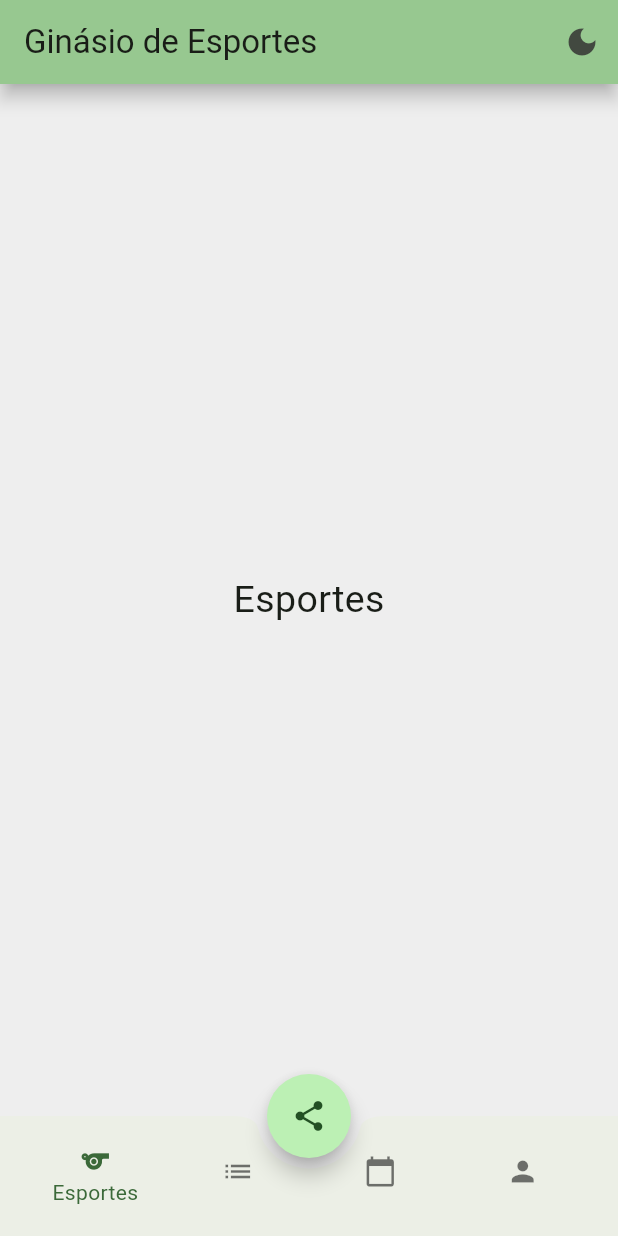
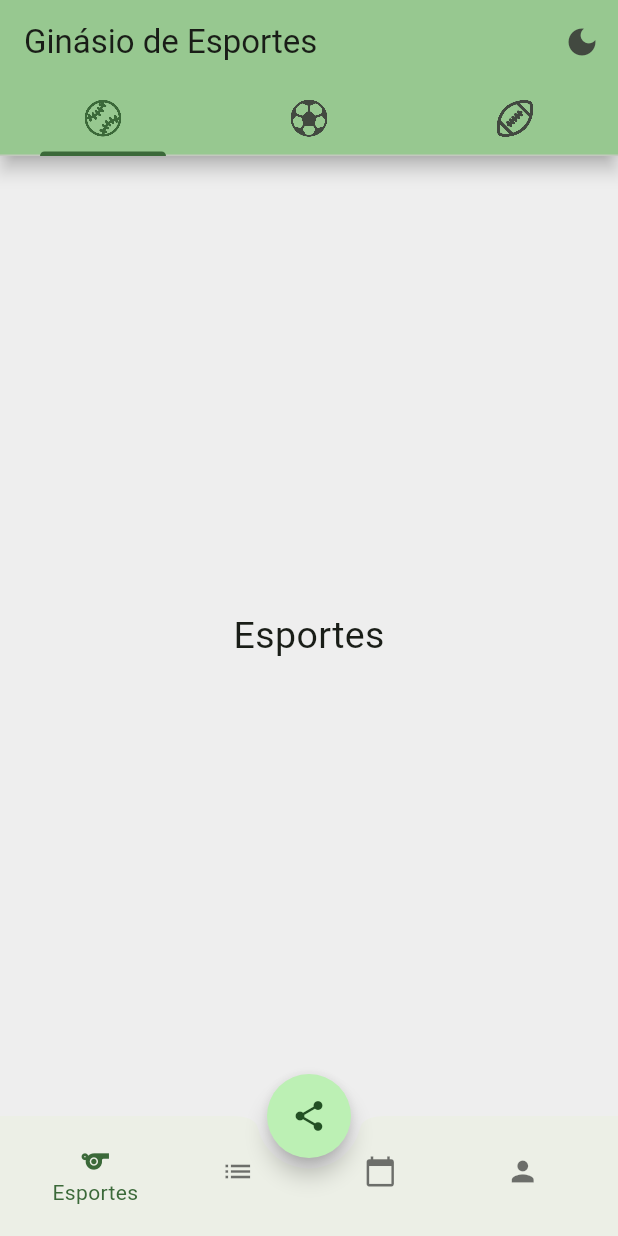
Before and after one commit to guirodriguezz/ProjetosFlutter, a Flutter app: the screen it shows after launch, on a phone screen of 412 x 824 dp. Run offline on Flutter 3.47's test engine with Material 3 defaults, Android fonts, the phone set to English and light mode, and no system bars.

Commit message:
Adicionando custom icons no projeto. Adicionando também TabBar.

```diff
--- /dev/null
+++ b/lib/resources/custom_icons.dart
@@ -0,0 +1,12 @@
+import 'package:flutter/widgets.dart';
+
+class CustomIcons {
+  CustomIcons._();
+
+  static const _kFontFam = 'CustomIcons';
+  static const String? _kFontPkg = null;
+
+  static const IconData baseball_ball = IconData(0xe800, fontFamily: _kFontFam, fontPackage: _kFontPkg);
+  static const IconData american_football = IconData(0xe801, fontFamily: _kFontFam, fontPackage: _kFontPkg);
+  static const IconData football = IconData(0xe802, fontFamily: _kFontFam, fontPackage: _kFontPkg);
+}
--- a/lib/sports_gym.dart
+++ b/lib/sports_gym.dart
@@ -1,4 +1,5 @@
 import 'package:flutter/material.dart';
+import 'package:ginasio_esportes_flutter/resources/custom_icons.dart';
 import 'package:ginasio_esportes_flutter/pages/calendar_page.dart';
 import 'package:ginasio_esportes_flutter/pages/profile_page.dart';
 import 'package:ginasio_esportes_flutter/pages/ranking_page.dart';
@@ -20,6 +21,11 @@ class SportsGym extends StatefulWidget {
 class _SportsGymState extends State<SportsGym> {
   final pageController = PageController();
   int currentPage = 0;
+  final tabs = const [
+    Tab(icon: Icon(CustomIcons.baseball_ball)),
+    Tab(icon: Icon(CustomIcons.football)),
+    Tab(icon: Icon(CustomIcons.american_football)),
+  ];
 
   void onItemPressed(int page) {
     pageController.jumpToPage(page);
@@ -38,7 +44,9 @@ class _SportsGymState extends State<SportsGym> {
   Widget build(BuildContext context) {
     final theme = Theme.of(context);
 
-    return Scaffold(
+    return DefaultTabController(
+      length: tabs.length,
+      child: Scaffold(
         appBar: AppBar(
           backgroundColor: theme.colorScheme.inversePrimary,
           elevation: 5,
@@ -54,6 +62,12 @@ class _SportsGymState extends State<SportsGym> {
               ),
             ),
           ],
+          bottom: currentPage == 0
+              ? TabBar(
+                  tabs: tabs,
+                  indicatorPadding: const EdgeInsets.symmetric(horizontal: -30),
+                )
+              : null,
         ),
         body: PageView(
           controller: pageController,
@@ -66,7 +80,8 @@ class _SportsGymState extends State<SportsGym> {
           ],
         ),
         floatingActionButton: FloatingActionButton(
-        shape: RoundedRectangleBorder(borderRadius: BorderRadius.circular(30)),
+          shape:
+              RoundedRectangleBorder(borderRadius: BorderRadius.circular(30)),
           onPressed: () {},
           child: const Icon(Icons.share),
         ),
@@ -103,6 +118,7 @@ class _SportsGymState extends State<SportsGym> {
             ],
           ),
         ),
+      ),
     );
   }
 
```
Also changed, not shown: pubspec.yaml (+7 -2 lines), fonts/CustomIcons.ttf (added). Lines whose indentation alone changed are shown as unchanged.
